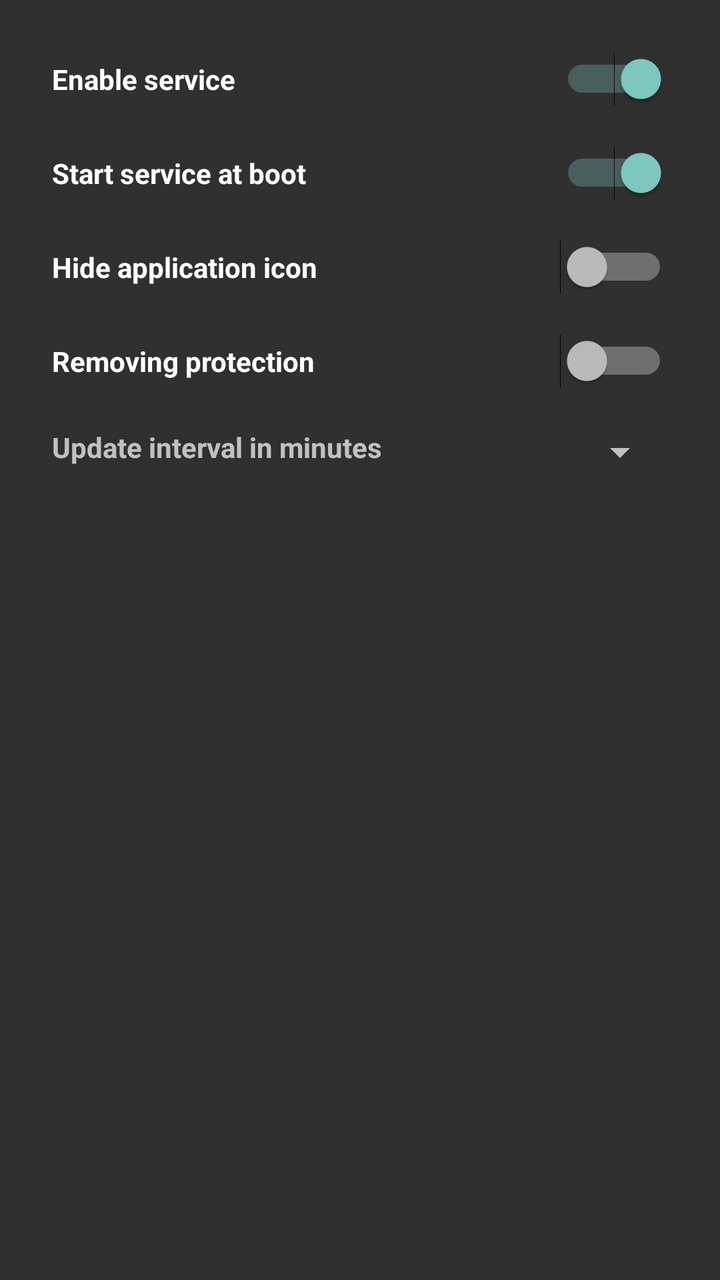
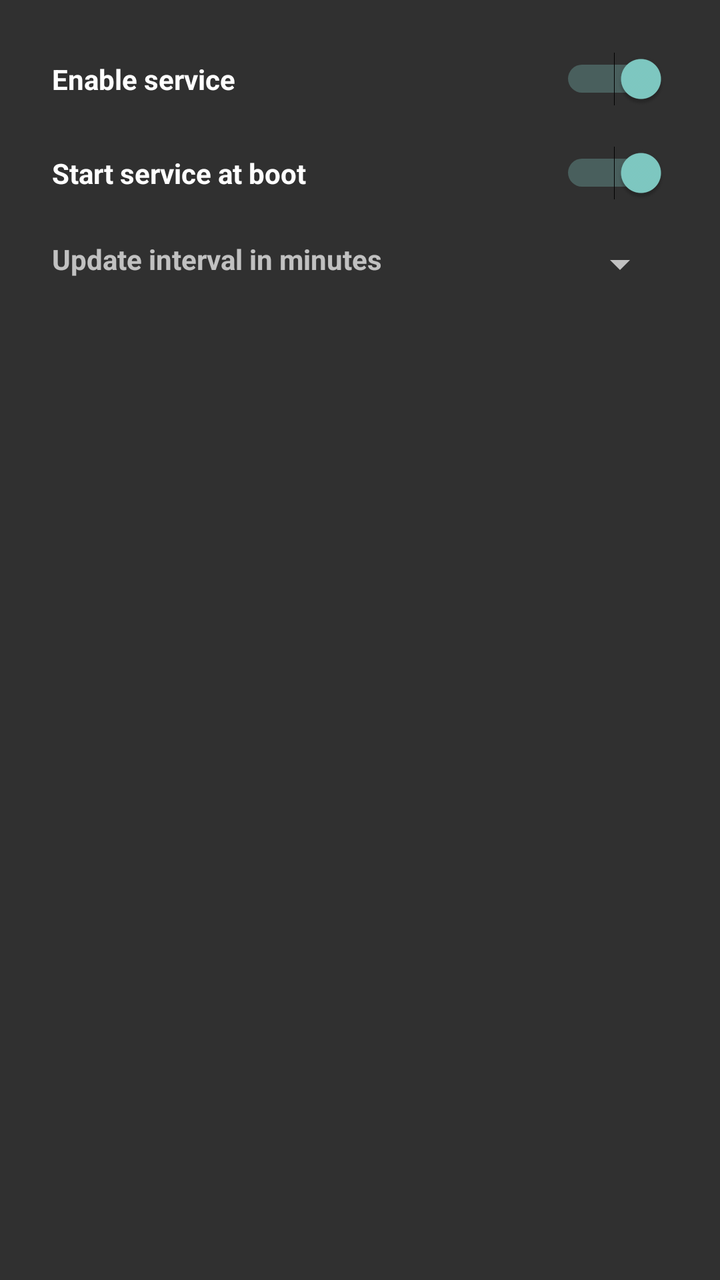

The first picture is an Android layout as it rendered before a commit; the second is the same layout after the commit. The layout source and the unified diff follow.
<!-- AndroidManifest.xml: application theme AppTheme -->
<!-- res/layout/fragment_settings.xml -->
<LinearLayout xmlns:android="http://schemas.android.com/apk/res/android"
    xmlns:tools="http://schemas.android.com/tools" android:layout_width="match_parent"
    android:layout_height="match_parent" android:paddingLeft="@dimen/activity_horizontal_margin"
    android:paddingRight="@dimen/activity_horizontal_margin"
    android:paddingTop="@dimen/activity_vertical_margin"
    android:paddingBottom="@dimen/activity_vertical_margin"
    tools:context="org.antrack.app.ui.MainActivity"
    android:orientation="vertical">

    <Switch
        android:layout_width="fill_parent"
        android:layout_height="wrap_content"
        android:text="@string/main_enable_service"
        android:id="@+id/switch_enable_service"
        android:checked="true"
        android:textStyle="bold"
        android:layout_margin="10dp" />

    <Switch
        android:layout_width="fill_parent"
        android:layout_height="wrap_content"
        android:text="@string/main_start_at_boot"
        android:id="@+id/switch_start_at_boot"
        android:checked="true"
        android:textStyle="bold"
        android:layout_margin="10dp" />

    <Switch
        android:layout_width="fill_parent"
        android:layout_height="wrap_content"
        android:text="@string/main_hide_icon"
        android:id="@+id/switch_hide_icon"
        android:checked="false"
        android:textStyle="bold"
        android:layout_margin="10dp" />

    <Switch
        android:layout_width="fill_parent"
        android:layout_height="wrap_content"
        android:text="@string/main_make_system"
        android:id="@+id/switch_make_system"
        android:checked="false"
        android:textStyle="bold"
        android:layout_margin="10dp" />

    <LinearLayout
        android:orientation="horizontal"
        android:layout_width="match_parent"
        android:layout_height="wrap_content">

        <TextView
            android:layout_height="wrap_content"
            android:layout_width="wrap_content"
            android:text="@string/main_update_interval"
            android:id="@+id/textView_update_interval"
            android:layout_weight="1"
            android:textStyle="bold"
            android:layout_margin="10dp" />

        <Spinner
            android:layout_width="77dp"
            android:layout_height="wrap_content"
            android:id="@+id/spinner_update_interval"
            android:spinnerMode="dialog"
            android:layout_margin="10dp" />
    </LinearLayout>

</LinearLayout>
<!-- resources referenced by this layout -->
<resources>
  <dimen name="activity_horizontal_margin">16dp</dimen>
  <dimen name="activity_vertical_margin">16dp</dimen>
  <string name="main_enable_service">Enable service</string>
  <string name="main_hide_icon">Hide application icon</string>
  <string name="main_make_system">Removing protection</string>
  <string name="main_start_at_boot">Start service at boot</string>
  <string name="main_update_interval">Update interval in minutes</string>
  <style name="AppTheme" parent="Theme.AppCompat">
          
      </style>
</resources>

<!-- the commit's change to res/layout/fragment_settings.xml (unified diff, before → after) -->
@@ -25,44 +25,28 @@
         android:textStyle="bold"
         android:layout_margin="10dp" />
 
-    <Switch
-        android:layout_width="fill_parent"
-        android:layout_height="wrap_content"
-        android:text="@string/main_hide_icon"
-        android:id="@+id/switch_hide_icon"
-        android:checked="false"
-        android:textStyle="bold"
-        android:layout_margin="10dp" />
-
-    <Switch
-        android:layout_width="fill_parent"
-        android:layout_height="wrap_content"
-        android:text="@string/main_make_system"
-        android:id="@+id/switch_make_system"
-        android:checked="false"
-        android:textStyle="bold"
-        android:layout_margin="10dp" />
-
     <LinearLayout
-        android:orientation="horizontal"
         android:layout_width="match_parent"
         android:layout_height="wrap_content">
 
         <TextView
             android:layout_height="wrap_content"
-            android:layout_width="wrap_content"
+            android:layout_width="0dp"
             android:text="@string/main_update_interval"
             android:id="@+id/textView_update_interval"
-            android:layout_weight="1"
+            android:layout_weight="0.8"
             android:textStyle="bold"
-            android:layout_margin="10dp" />
+            android:layout_margin="10dp"
+            />
 
         <Spinner
-            android:layout_width="77dp"
+            android:layout_width="0dp"
             android:layout_height="wrap_content"
             android:id="@+id/spinner_update_interval"
             android:spinnerMode="dialog"
-            android:layout_margin="10dp" />
+            android:layout_margin="10dp"
+            android:layout_weight="0.2"
+            />
     </LinearLayout>
 
 </LinearLayout>
<!-- resource entries referenced after the edit -->
@@ -3,8 +3,6 @@
   <dimen name="activity_horizontal_margin">16dp</dimen>
   <dimen name="activity_vertical_margin">16dp</dimen>
   <string name="main_enable_service">Enable service</string>
-  <string name="main_hide_icon">Hide application icon</string>
-  <string name="main_make_system">Removing protection</string>
   <string name="main_start_at_boot">Start service at boot</string>
   <string name="main_update_interval">Update interval in minutes</string>
   <style name="AppTheme" parent="Theme.AppCompat">
